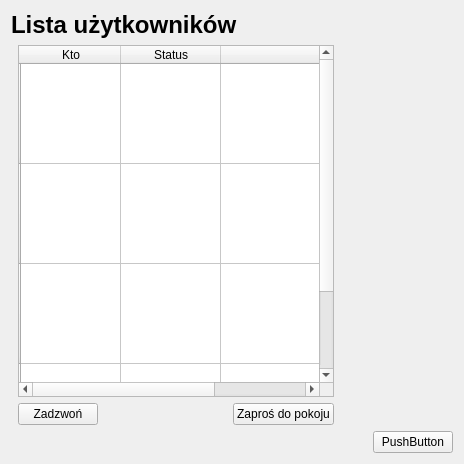
Before: the Qt Designer form JaroEliCall/gui/adduser.ui in jaroslaw-wieczorek/Project_IP_Telephony_Python_Voip, drawn with Qt 5.
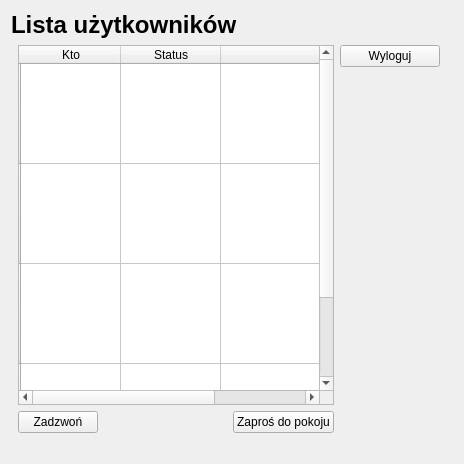
After: the same form once the commit is applied. Icons and pictures are not drawn.

What changed in the file:
```diff
--- a/JaroEliCall/gui/adduser.ui
+++ b/JaroEliCall/gui/adduser.ui
@@ -180,6 +180,13 @@
      </item>
      <item>
       <layout class="QVBoxLayout" name="verticalLayout_5">
+       <item>
+        <widget class="QPushButton" name="pushButton_3">
+         <property name="text">
+          <string>Wyloguj</string>
+         </property>
+        </widget>
+       </item>
        <item>
         <widget class="QLabel" name="label_3">
          <property name="minimumSize">
@@ -263,13 +270,6 @@
        </property>
       </spacer>
      </item>
-     <item>
-      <widget class="QPushButton" name="pushButton_3">
-       <property name="text">
-        <string>PushButton</string>
-       </property>
-      </widget>
-     </item>
     </layout>
    </item>
   </layout>
```
